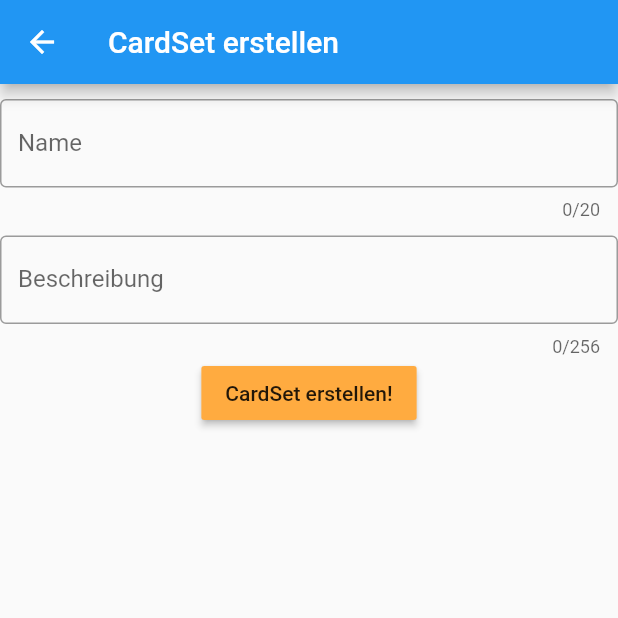
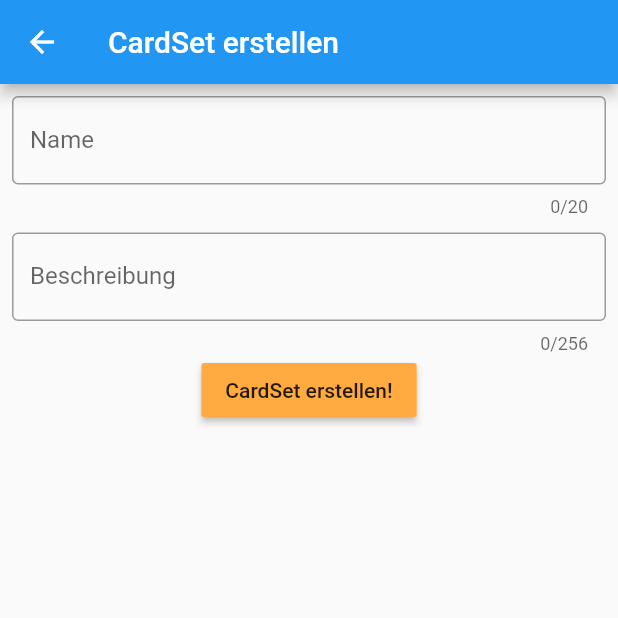
Before and after one commit to dasanten/YourDrinkinggame, a Flutter app: the CardSetForm screen opened directly, on a phone screen of 412 x 824 dp, the top half of it. Run offline on Flutter 3.47's test engine with Material 2 defaults, Android fonts, the phone set to English and light mode, and no system bars; our stand-ins replace sqflite, sqflite_common, sqflite_common_ffi; accounts and stored records are empty.

Commit message:
add apdding around all Forms

```diff
--- a/flutter_frontend/your_drinking_game_app/lib/cardSetsView/local/cardSet/LocalCardSetForm.dart
+++ b/flutter_frontend/your_drinking_game_app/lib/cardSetsView/local/cardSet/LocalCardSetForm.dart
@@ -33,13 +33,12 @@ class _CardSetForm extends State<CardSetForm> {
       appBar: AppBar(
         title: const Text("CardSet erstellen"),
       ),
-      body: Form(
+      body: Padding(
+        padding: const EdgeInsets.all(8.0),
+        child: Form(
           key: _formKey,
           child: Column(
             children: [
-            const Padding(
-              padding: EdgeInsets.symmetric(vertical: 5),
-            ),
               TextFormField(
                 controller: _nameController,
                 validator: (value) {
@@ -72,6 +71,7 @@ class _CardSetForm extends State<CardSetForm> {
             ],
           ),
         ),
+      ),
     );
   }
 
```
Also changed, not shown: flutter_frontend/your_drinking_game_app/lib/cardSetsView/CardEditForm.dart (+5 -5 lines), flutter_frontend/your_drinking_game_app/lib/cardSetsView/CardSetEditForm.dart (+8 -8 lines), flutter_frontend/your_drinking_game_app/lib/cardSetsView/local/cards/LocalCardForm.dart (+4 -4 lines). Lines whose indentation alone changed are shown as unchanged.
